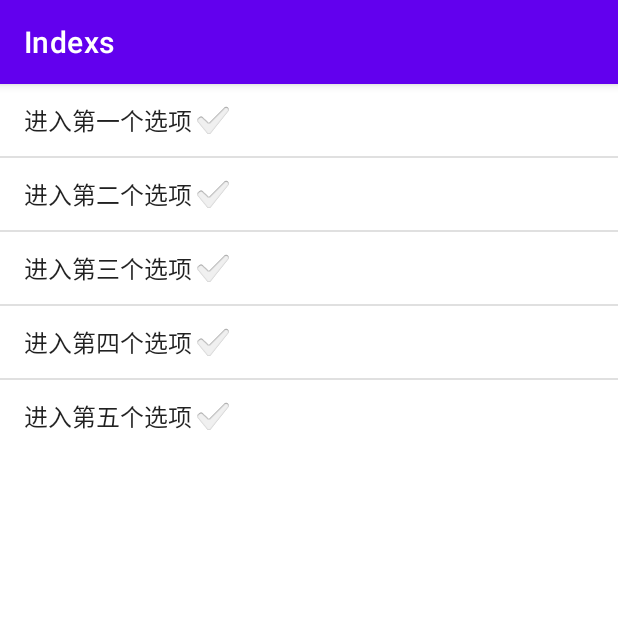
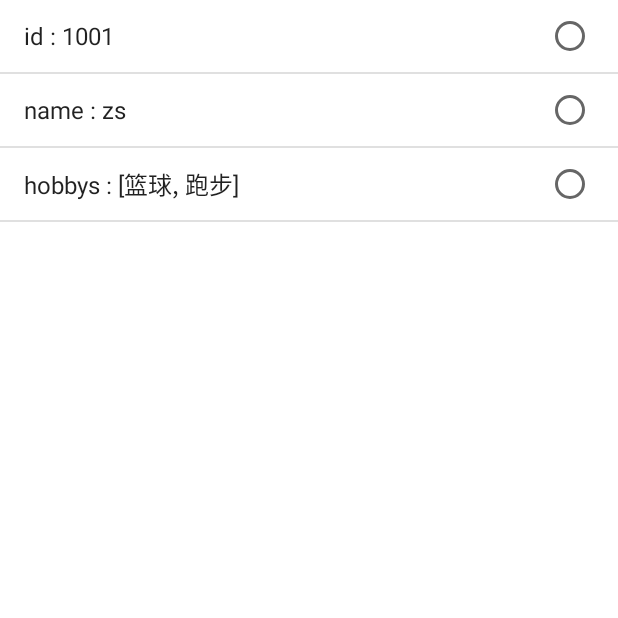
Before and after one commit to waitfuffu/Homework, an Android app: the InfoActivity screen opened directly, with no data from a screen before it, after a tap on "进入第三个选项", on a phone screen of 412 x 824 dp, the top half of it. Run offline under Robolectric (Android 15) with nearby library versions, the phone set to English and light mode, and no system bars.

Commit message:
练习4..

```diff
--- /dev/null
+++ b/app/src/main/java/com/example/app04/ChooseThree.java
@@ -0,0 +1,59 @@
+package com.example.app04;
+
+import androidx.appcompat.app.AppCompatActivity;
+
+import android.app.ListActivity;
+import android.content.Intent;
+import android.os.Bundle;
+import android.util.Log;
+import android.widget.ArrayAdapter;
+import android.widget.ListView;
+import android.widget.Toast;
+
+import java.io.Serializable;
+import java.util.Arrays;
+
+public class ChooseThree extends ListActivity {
+
+    @Override
+    protected void onCreate(Bundle savedInstanceState) {
+
+        super.onCreate(savedInstanceState);
+      //  setContentView(R.layout.activity_choose_three);
+
+        doNetListener();
+
+        doDisPlay();
+
+    }
+
+    private void doNetListener() {
+
+
+
+
+    }
+
+    private void doDisPlay() {
+        Intent intent = getIntent();
+        Bundle bundle = intent.getExtras();     //取数据
+        UserData user = (UserData)bundle.getSerializable("user");
+        int id = bundle.getInt("id");
+        String name = bundle.getString("name");
+        String[] hobbies = bundle.getStringArray("hobby");
+        //判断  存取数据是否一致 int string  string[]
+        if(user.getId()==id&&user.getName().equals(name)&& Arrays.equals(user.getHobby(),hobbies)){
+            showInfo(user);
+        }
+    }
+
+
+    private void showInfo(UserData user) {
+    String[] ctype = new String[]{"id : "+String.valueOf(user.getId()),"name : "+user.getName(),
+    "hobbys : "+Arrays.toString(user.getHobby())};    //读取得到 数据源
+
+        ArrayAdapter<String> adapter = new ArrayAdapter<>(this,android.R.layout.simple_list_item_single_choice,ctype);
+        setListAdapter(adapter);
+
+    }
+}
--- a/app/src/main/java/com/example/app04/InfoActivity.java
+++ b/app/src/main/java/com/example/app04/InfoActivity.java
@@ -1,9 +1,7 @@
 package com.example.app04;
 
-import androidx.annotation.Nullable;
 import androidx.appcompat.app.AppCompatActivity;
 
-import android.app.Activity;
 import android.content.Intent;
 import android.os.Bundle;
 import android.view.LayoutInflater;
@@ -12,7 +10,9 @@ import android.widget.AdapterView;
 import android.widget.ArrayAdapter;
 import android.widget.ListView;
 import android.widget.Toast;
+
 import com.example.app04.databinding.ActivityInfoBinding;
+
 public class InfoActivity extends AppCompatActivity {
     private ActivityInfoBinding viewBinding;
 
@@ -24,7 +24,7 @@ public class InfoActivity extends AppCompatActivity {
         ListView listView = viewBinding.listview1;
 
         ArrayAdapter<CharSequence> adapter = ArrayAdapter.createFromResource(
-                this,R.array.ctype, android.R.layout.simple_list_item_checked
+                this, R.array.ctype, android.R.layout.simple_list_item_checked
         );
         listView.setAdapter(adapter);
 
@@ -32,32 +32,64 @@ public class InfoActivity extends AppCompatActivity {
             @Override
             public void onItemClick(AdapterView<?> parent, View view, int position, long id) {
                 String s = parent.getItemAtPosition(position).toString();
-                Toast.makeText(InfoActivity.this,"点击了："+s,Toast.LENGTH_SHORT).show();
-                  indexToDo(position);      //根据 position TODO
+                Toast.makeText(InfoActivity.this, "点击了：" + s, Toast.LENGTH_SHORT).show();
+                indexToDo(position);      //根据 position TODO
 
             }
         });
     }
 
 
-   public void indexToDo(int position){
-       if (position==0){   //点击了第一个选项 ,跳转对应Activity
-           Intent intent = new Intent(InfoActivity.this,ImgsActivity.class);
-           startActivity(intent);  //gridView 来显示图片
-       }
+    public void indexToDo(int position) {
+        switch (position) {
+            case 0:
+                doOneTODO();
+                break;
+            case 1:
+                doTwoTODO();
 
-       if (position==1){ //点击了第二个选项 ,跳转对应Activity
-        Intent intent = new Intent(InfoActivity.this,IndexTwoActivity.class);
+                break;
+            case 2:
+                doThreeTODO();
+            default:
+                break;
+        }
+    }
 
+
+    //点击了第一个选项 ,跳转对应Activity
+    private void doOneTODO() {
+
+        Intent intent = new Intent(InfoActivity.this, ImgsActivity.class);
+        startActivity(intent);  //gridView 来显示图片
+
+    }
+
+    //点击了第二个选项 ,跳转对应Activity
+    private void doTwoTODO() {
+
+        Intent intent = new Intent(InfoActivity.this, IndexTwoActivity.class);
         Bundle bundle = new Bundle();       //保存数据
-        bundle.putString("index2","第二个选项传输的字符串");
+        bundle.putString("index2", "第二个选项传输的字符串");
         intent.putExtras(bundle);
-
         startActivity(intent);
 
-       }
+    }
 
-   };
+    //点击了第三个选项 ,跳转对应Activity
+    private void doThreeTODO() {
+        Intent intent = new Intent(InfoActivity.this, ChooseThree.class);
+        Bundle bundle = new Bundle();
 
+        //准备传递 的数据
+        UserData user = new UserData(1001, "zs", new String[]{"篮球", "跑步"});
+        bundle.putInt("id", user.getId());
+        bundle.putString("name", user.getName());
+        bundle.putStringArray("hobby", user.getHobby());
+        bundle.putSerializable("user", user);
+        intent.putExtras(bundle);
+        startActivity(intent);
+
+    }
 
 }
--- /dev/null
+++ b/app/src/main/java/com/example/app04/UserData.java
@@ -0,0 +1,53 @@
+package com.example.app04;
+
+import java.io.Serializable;
+import java.util.Arrays;
+
+/**
+ *
+ */
+public class UserData implements Serializable {
+
+   private int id ;
+   private  String name ;
+   private String[] hobby ;
+
+    public UserData(int id, String name, String[] hobby) {
+        this.id = id;
+        this.name = name;
+        this.hobby = hobby;
+    }
+
+    public int getId() {
+        return id;
+    }
+
+    public void setId(int id) {
+        this.id = id;
+    }
+
+    public String getName() {
+        return name;
+    }
+
+    public void setName(String name) {
+        this.name = name;
+    }
+
+    public String[] getHobby() {
+        return hobby;
+    }
+
+    public void setHobby(String[] hobby) {
+        this.hobby = hobby;
+    }
+
+    @Override
+    public String toString() {
+        return "Data{" +
+                "id=" + id +
+                ", name='" + name + '\'' +
+                ", hobby=" + Arrays.toString(hobby) +
+                '}';
+    }
+}
```
Also changed, not shown: app/src/main/AndroidManifest.xml (+6 -4 lines), app/src/main/res/layout/activity_choose_three.xml (added, +17 -0 lines).
